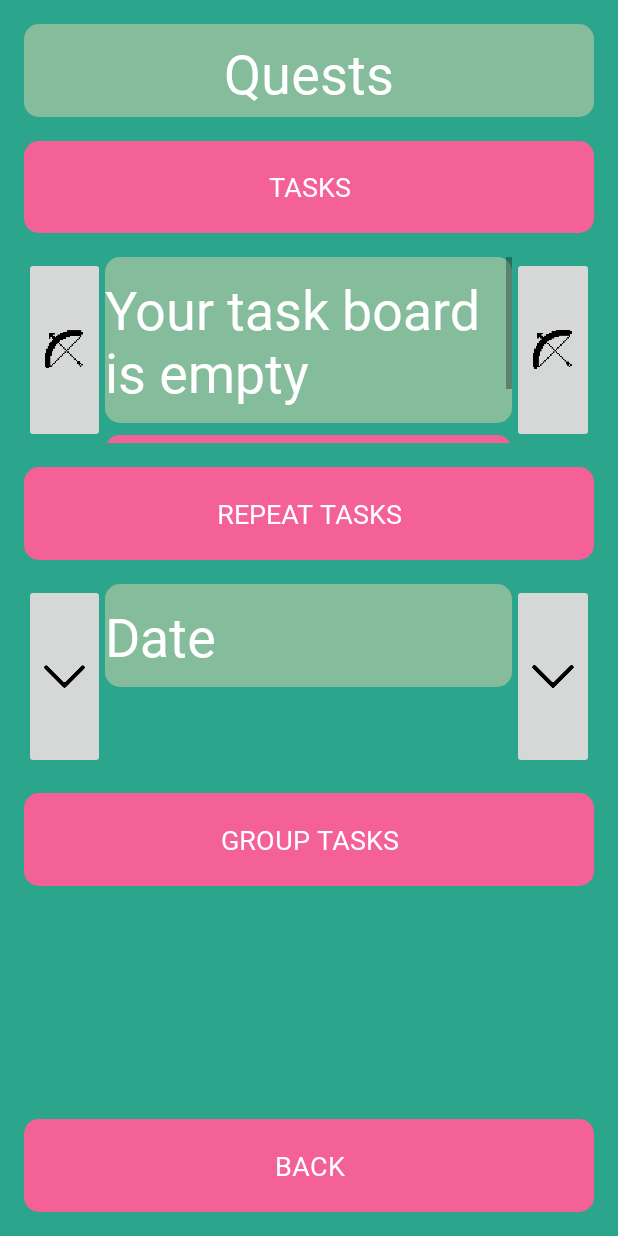
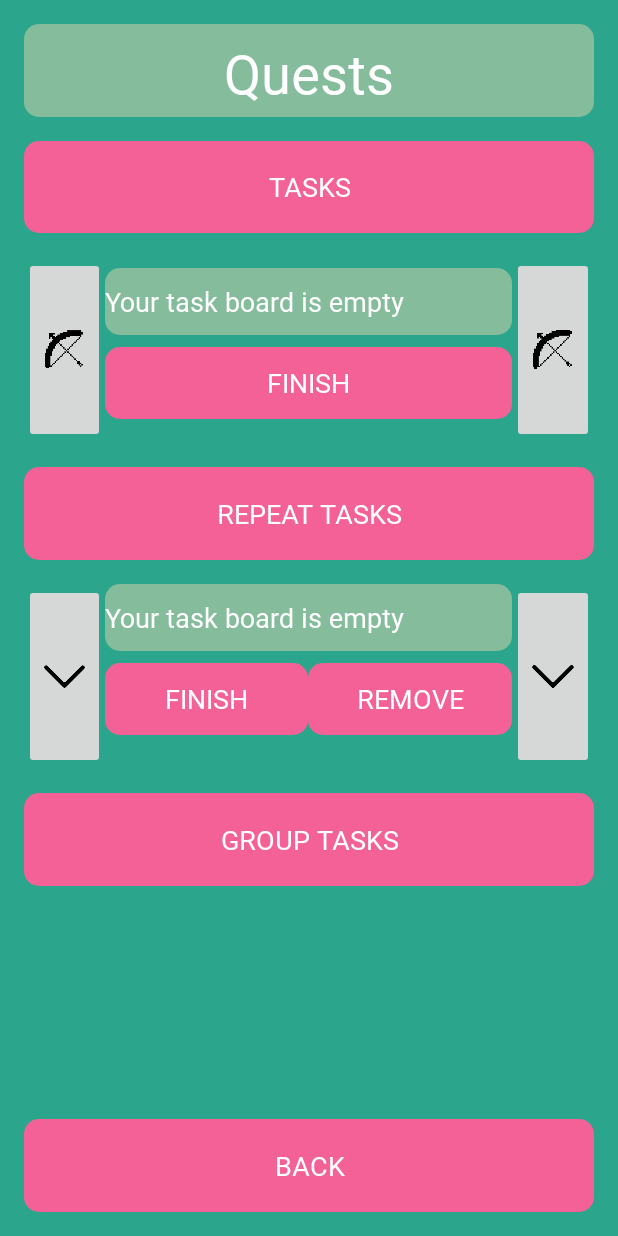
Before and after one commit to BunnyKing123/task-titans, an Android app: the TasksActivity screen opened directly, with no data from a screen before it, on a phone screen of 412 x 824 dp. Run offline under Robolectric (Android 15) with nearby library versions, the phone set to English and light mode, and no system bars; our stand-ins replace Firebase (no records; nobody signed in at launch, a user with empty details on screens opened directly).

Commit message:
Repeat tasks repeat and can be finished

```diff
--- a/app/src/main/java/xyz/dolphcode/tasktitans/RepeatTaskActivity.java
+++ b/app/src/main/java/xyz/dolphcode/tasktitans/RepeatTaskActivity.java
@@ -80,6 +80,8 @@ public class RepeatTaskActivity extends AppCompatActivity {
 
         doneBtn.setOnClickListener(new View.OnClickListener() {
             public void onClick(android.view.View v) {
+                String name = nameInput.getText().toString();
+                if (!name.isEmpty() && prev.getStringExtra("FREQDATA") != null) {
                     Intent intent = new Intent(RepeatTaskActivity.this, TasksActivity.class);
 
                     int count;
@@ -89,7 +91,7 @@ public class RepeatTaskActivity extends AppCompatActivity {
                         count = 1;
                     }
 
-                String name = nameInput.getText().toString();
+
                     String desc = descInput.getText().toString();
 
                     Task task = Task.TaskBuilder.createRepeatTask(id, name, freqData, freqType)
@@ -102,6 +104,8 @@ public class RepeatTaskActivity extends AppCompatActivity {
                     intent.putExtra("ID", id);
                     RepeatTaskActivity.this.startActivity(intent);
                 }
+
+            }
         });
     }
 }
--- a/app/src/main/java/xyz/dolphcode/tasktitans/TasksActivity.java
+++ b/app/src/main/java/xyz/dolphcode/tasktitans/TasksActivity.java
@@ -22,7 +22,8 @@ public class TasksActivity extends AppCompatActivity {
     int tSelection = 0;
     int rSelection = 0;
     TextView taskText;
-    ArrayList<Task> tasks;
+    TextView repeatTaskText;
+    ArrayList<Task> tasks = new ArrayList<Task>();
     ArrayList<Task> repeatTasks = new ArrayList<Task>();
     Task selectedTask;
     Task selectedRptTask;
@@ -41,15 +42,32 @@ public class TasksActivity extends AppCompatActivity {
         Button groupTasksBtn = findViewById(R.id.groupTasksBtn);
         Button backBtn = findViewById(R.id.questsBackBtn);
         Button taskFinBtn = findViewById(R.id.completeTaskBtn);
+        Button rptTaskFinBtn = findViewById(R.id.completeRptTaskBtn);
+        Button rptTaskRemoveBtn = findViewById(R.id.removeRptTaskBtn);
 
         ImageButton taskLeft = findViewById(R.id.taskLeftBtn);
         ImageButton taskRight = findViewById(R.id.taskRightBtn);
+        ImageButton rptTaskLeft = findViewById(R.id.rptTaskLeftBtn);
+        ImageButton rptTaskRight = findViewById(R.id.rptTaskRightBtn);
 
         taskText = findViewById(R.id.taskText);
+        repeatTaskText = findViewById(R.id.repeatTaskText);
 
-        tasks = Client.getTasksByUser(getIntent().getStringExtra("ID"));
+        ArrayList<Task> allTasks = Client.getTasksByUser(getIntent().getStringExtra("ID"));
+        for (Task task: allTasks) {
+            if (task.getTaskType() == TaskType.TASK) {
+                tasks.add(task);
+                continue;
+            } else {
+                if (Util.activeRepeatTask(task)) {
+                    repeatTasks.add(task);
+                    continue;
+                }
+            }
+        }
 
         addTaskSelection(taskLeft, taskRight, TaskType.TASK);
+        addTaskSelection(rptTaskLeft, rptTaskRight, TaskType.REPEAT_TASK);
         setTaskText();
 
         taskFinBtn.setOnClickListener(new View.OnClickListener() {
@@ -62,6 +80,32 @@ public class TasksActivity extends AppCompatActivity {
                         setTaskText();
                         user.addRewards(50, 50, 20);
                     }
+                }
+            }
+        });
+
+        rptTaskFinBtn.setOnClickListener(new View.OnClickListener() {
+            public void onClick(View v) {
+                if (repeatTasks.size() > 0) {
+                    Task task = repeatTasks.get(rSelection);
+                    if (task.finish()) {
+                        repeatTasks.remove(task);
+                        checkSelection();
+                        setTaskText();
+                        user.addRewards(50, 50, 20);
+                    }
+                }
+            }
+        });
+
+        rptTaskRemoveBtn.setOnClickListener(new View.OnClickListener() {
+            public void onClick(View v) {
+                if (repeatTasks.size() > 0) {
+                    Task task = repeatTasks.get(rSelection);
+                    Client.removeTask(task);
+                    repeatTasks.remove(task);
+                    checkSelection();
+                    setTaskText();
                 }
             }
         });
@@ -79,6 +123,12 @@ public class TasksActivity extends AppCompatActivity {
             taskText.setText(tasks.get(tSelection).getTaskName());
         } else {
             taskText.setText("Your task board is empty");
+        }
+
+        if (repeatTasks.size() > 0) {
+            repeatTaskText.setText(repeatTasks.get(rSelection).getTaskName());
+        } else {
+            repeatTaskText.setText("Your task board is empty");
         }
     }
 
--- a/app/src/main/java/xyz/dolphcode/tasktitans/database/Client.java
+++ b/app/src/main/java/xyz/dolphcode/tasktitans/database/Client.java
@@ -97,6 +97,7 @@ public final class Client {
                                     child.child("freqData").getValue().toString(), ((Long) child.child("freqType").getValue()).intValue())
                                 .setCount(((Long) child.child("taskCount").getValue()).intValue())
                                 .setDesc(child.child("taskDesc").getValue().toString())
+                                .setLastFinished(child.child("lastFinished").getValue().toString())
                                 .build(child.getKey());
                     }
                     tasks.add(task);
--- a/app/src/main/res/layout/activity_tasks.xml
+++ b/app/src/main/res/layout/activity_tasks.xml
@@ -77,26 +77,28 @@
         <ScrollView
             android:id="@+id/taskTextScroll"
             android:layout_width="0dp"
-            android:layout_height="match_parent"
-            android:layout_weight="5">
+            android:layout_height="wrap_content"
+            android:layout_weight="5"
+            android:fillViewport="false">
 
             <LinearLayout
                 android:layout_width="match_parent"
                 android:layout_height="wrap_content"
-                android:orientation="vertical">
+                android:orientation="vertical"
+                android:weightSum="9">
 
                 <TextView
                     android:id="@+id/taskText"
                     android:layout_width="match_parent"
                     android:layout_height="0dp"
-                    android:layout_weight="1"
+                    android:layout_weight="7"
                     android:background="@drawable/round_corners"
                     android:backgroundTint="@color/colorPrimary"
                     android:fontFamily="@font/quest"
                     android:paddingVertical="10dp"
                     android:text="@string/task_date"
                     android:textColor="@android:color/white"
-                    android:textSize="36sp" />
+                    android:textSize="18sp" />
 
                 <Button
                     android:id="@+id/completeTaskBtn"
@@ -104,7 +106,7 @@
                     android:layout_height="0dp"
                     android:layout_marginTop="8dp"
                     android:layout_marginBottom="8dp"
-                    android:layout_weight="1"
+                    android:layout_weight="4"
                     android:background="@drawable/round_corners"
                     android:backgroundTint="@color/colorAccent"
                     android:fontFamily="@font/quest"
@@ -179,20 +181,65 @@
             <LinearLayout
                 android:layout_width="match_parent"
                 android:layout_height="wrap_content"
-                android:orientation="vertical">
+                android:orientation="vertical"
+                android:weightSum="9">
 
                 <TextView
                     android:id="@+id/repeatTaskText"
                     android:layout_width="match_parent"
                     android:layout_height="0dp"
-                    android:layout_weight="1"
+                    android:layout_weight="7"
                     android:background="@drawable/round_corners"
                     android:backgroundTint="@color/colorPrimary"
                     android:fontFamily="@font/quest"
                     android:paddingVertical="10dp"
                     android:text="@string/task_date"
                     android:textColor="@android:color/white"
-                    android:textSize="36sp" />
+                    android:textSize="18sp" />
+
+                <LinearLayout
+                    android:id="@+id/rptTaskBtnContainer"
+                    android:layout_width="match_parent"
+                    android:layout_height="0dp"
+                    android:layout_weight="4"
+                    android:orientation="horizontal">
+
+                    <Button
+                        android:id="@+id/completeRptTaskBtn"
+                        android:layout_width="0dp"
+                        android:layout_height="match_parent"
+                        android:layout_marginTop="8dp"
+                        android:layout_marginBottom="8dp"
+                        android:layout_weight="1"
+                        android:background="@drawable/round_corners"
+                        android:backgroundTint="@color/colorAccent"
+                        android:fontFamily="@font/quest"
+                        android:text="@string/finish_txt"
+                        android:textColor="@color/colorText"
+                        android:textSize="18sp"
+                        app:layout_constraintEnd_toEndOf="parent"
+                        app:layout_constraintHorizontal_bias="0.5"
+                        app:layout_constraintStart_toStartOf="parent" />
+
+                    <Button
+                        android:id="@+id/removeRptTaskBtn"
+                        android:layout_width="0dp"
+                        android:layout_height="match_parent"
+                        android:layout_marginTop="8dp"
+                        android:layout_marginBottom="8dp"
+                        android:layout_weight="1"
+                        android:background="@drawable/round_corners"
+                        android:backgroundTint="@color/colorAccent"
+                        android:fontFamily="@font/quest"
+                        android:text="@string/remove_txt"
+                        android:textColor="@color/colorText"
+                        android:textSize="18sp"
+                        app:layout_constraintEnd_toEndOf="parent"
+                        app:layout_constraintHorizontal_bias="0.5"
+                        app:layout_constraintStart_toStartOf="parent"
+                        app:layout_constraintVertical_weight="1" />
+                </LinearLayout>
+
             </LinearLayout>
         </ScrollView>
 
--- a/app/src/main/res/values/strings.xml
+++ b/app/src/main/res/values/strings.xml
@@ -56,6 +56,7 @@
     <string name="months_hint">Task will occur on the chosen months. Don\'t check any if task should occur monthly</string>
     <string name="days_hint">Task will occur on the chosen days. Don\'t check any if the task should occur daily</string>
     <string name="date_hint">Task will only occur on this specific day annually</string>
+    <string name="remove_txt">Remove</string>
 
     <string name="subtitle">Your journey begins here</string>
 
```
Also changed, not shown: app/src/main/java/xyz/dolphcode/tasktitans/database/tasks/Task.java (+30 -1 lines), app/src/main/java/xyz/dolphcode/tasktitans/util/Util.java (+58 -0 lines). Lines whose indentation alone changed are shown as unchanged.
